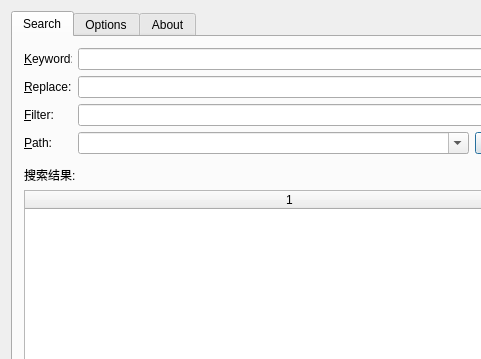
Before: the Qt Designer form searcherdialog.ui in caorr1980/StringSearcher, drawn with Qt 5; both pictures show x 0 to 481 and y 0 to 359 of the 579 by 457 pixel window.
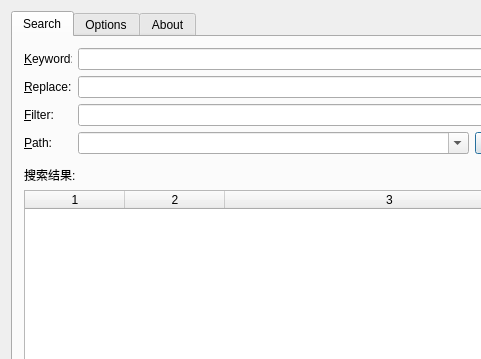
After: the same form once the commit is applied.

Commit message: Basic string search is ready.

What changed in the file:
```diff
--- a/searcherdialog.ui
+++ b/searcherdialog.ui
@@ -266,11 +266,14 @@
          <property name="showGrid">
           <bool>false</bool>
          </property>
+         <property name="wordWrap">
+          <bool>false</bool>
+         </property>
          <property name="rowCount">
           <number>0</number>
          </property>
          <property name="columnCount">
-          <number>1</number>
+          <number>3</number>
          </property>
          <attribute name="horizontalHeaderVisible">
           <bool>true</bool>
@@ -285,6 +288,8 @@
           <bool>false</bool>
          </attribute>
          <column/>
+         <column/>
+         <column/>
         </widget>
        </item>
        <item>
```
The commit also changes 2 other files.
